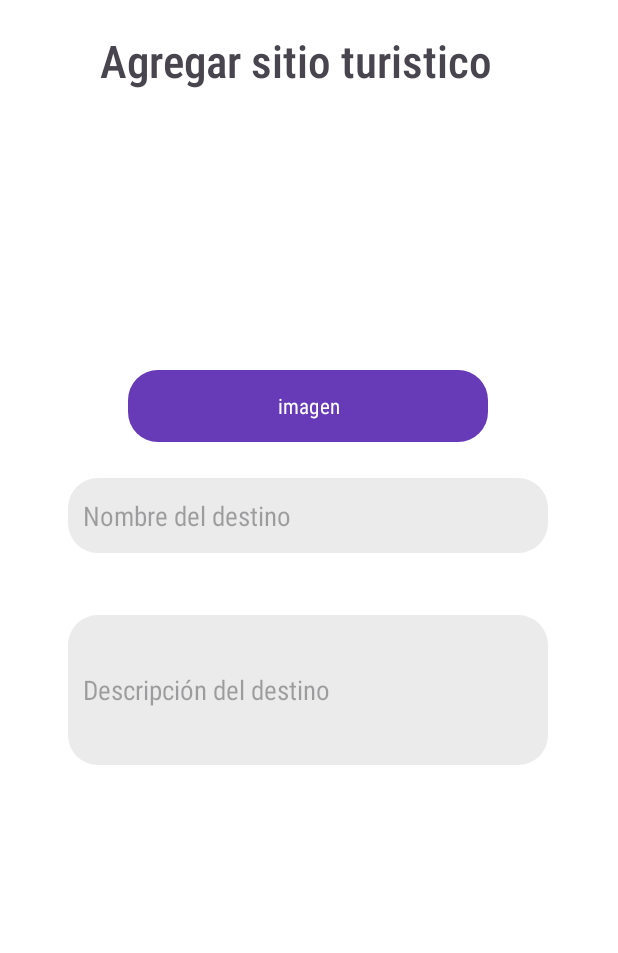
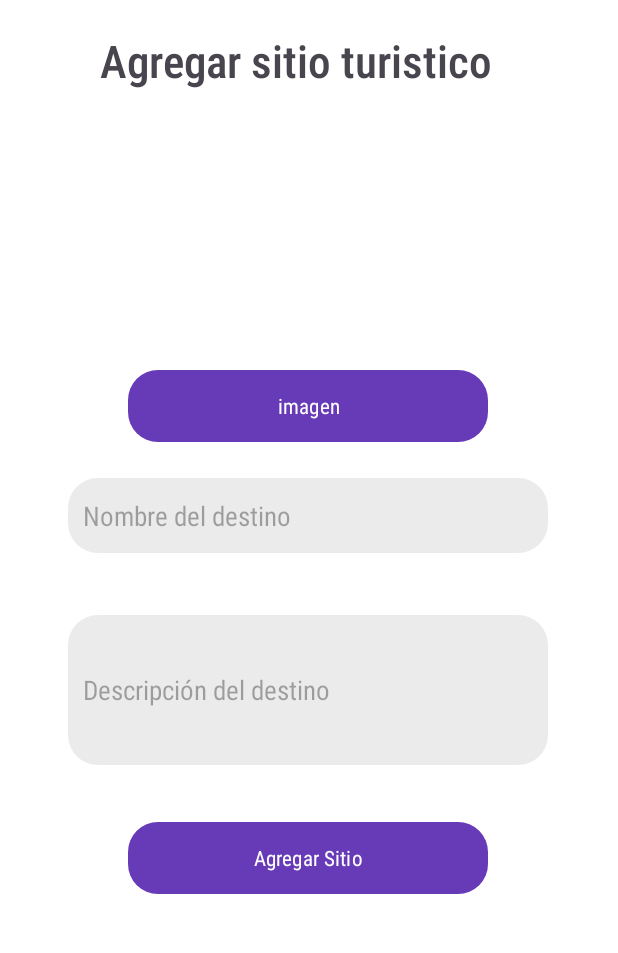
Before and after one commit to FeeerSalinas/Etapa2PDM, an Android app: the agregarSitio screen opened directly, with no data from a screen before it, on a phone screen of 412 x 824 dp, the part 278-1231 px from its top. Run offline under Robolectric (Android 15) with nearby library versions, the phone set to English and light mode, and no system bars; pictures from the network do not load.

Commit message:
Ya se pueden agregar sitios a la base de datos

```diff
--- a/app/src/main/java/com/example/pdmlugaresturisticos/agregarSitio.kt
+++ b/app/src/main/java/com/example/pdmlugaresturisticos/agregarSitio.kt
@@ -1,40 +1,80 @@
 package com.example.pdmlugaresturisticos
 
-import androidx.appcompat.app.AppCompatActivity
+import android.net.Uri
 import android.os.Bundle
 import android.util.Log
 import android.widget.Button
+import android.widget.EditText
 import android.widget.ImageView
+import android.widget.Toast
 import androidx.activity.result.PickVisualMediaRequest
 import androidx.activity.result.contract.ActivityResultContracts
+import androidx.appcompat.app.AppCompatActivity
+import com.example.pdmlugaresturisticos.helper.DataBaseHelper
+import com.example.pdmlugaresturisticos.models.DestinoTuristico
 
 class agregarSitio : AppCompatActivity() {
 
-    private val pickMedia = registerForActivityResult(ActivityResultContracts.PickVisualMedia()){ uri ->
-        if(uri != null){
+    private val pickMedia = registerForActivityResult(ActivityResultContracts.PickVisualMedia()) { uri ->
+        if (uri != null) {
             ivSitio.setImageURI(uri)
-        }
-        else{
+            selectedImageUri = uri  // Guardar URI de la imagen seleccionada
+        } else {
             Log.i("aris", "No seleccionado")
         }
     }
 
     lateinit var btnImagen: Button
+    lateinit var btnAgregarSitio: Button
     lateinit var ivSitio: ImageView
-
+    lateinit var txtNombreDestino: EditText
+    lateinit var txtDescripcionDestino: EditText
+    private var selectedImageUri: Uri? = null
 
     override fun onCreate(savedInstanceState: Bundle?) {
         super.onCreate(savedInstanceState)
         setContentView(R.layout.activity_agregar_sitio)
 
         btnImagen = findViewById(R.id.btnImagen)
+        btnAgregarSitio = findViewById(R.id.btnAgregarSitio)
         ivSitio = findViewById(R.id.ivSitio)
+        txtNombreDestino = findViewById(R.id.txtNombreDestino)
+        txtDescripcionDestino = findViewById(R.id.txtDescripcionDestino)
 
         btnImagen.setOnClickListener {
             pickMedia.launch(PickVisualMediaRequest(ActivityResultContracts.PickVisualMedia.ImageOnly))
         }
+
+        btnAgregarSitio.setOnClickListener {
+            agregarSitioTuristico()
+        }
     }
 
+    private fun agregarSitioTuristico() {
+        val nombre = txtNombreDestino.text.toString()
+        val descripcion = txtDescripcionDestino.text.toString()
+        val imagen = selectedImageUri?.toString() ?: ""
 
+        if (nombre.isNotEmpty() && descripcion.isNotEmpty() && imagen.isNotEmpty()) {
+            val destino = DestinoTuristico(nombre = nombre, descripcion = descripcion, imagen = imagen)
+            val dbHelper = DataBaseHelper(this)
+            val id = dbHelper.insertDestinoTuristico(destino)
 
+            if (id != -1L) {
+                Toast.makeText(this, "Destino Turístico agregado exitosamente", Toast.LENGTH_SHORT).show()
+                clearFields()
+            } else {
+                Toast.makeText(this, "Error al agregar Destino Turístico", Toast.LENGTH_SHORT).show()
+            }
+        } else {
+            Toast.makeText(this, "Por favor, complete todos los campos", Toast.LENGTH_SHORT).show()
+        }
+    }
+
+    private fun clearFields() {
+        txtNombreDestino.text.clear()
+        txtDescripcionDestino.text.clear()
+        ivSitio.setImageURI(null)
+        selectedImageUri = null
+    }
 }
--- a/app/src/main/java/com/example/pdmlugaresturisticos/helper/DataBaseHelper.kt
+++ b/app/src/main/java/com/example/pdmlugaresturisticos/helper/DataBaseHelper.kt
@@ -122,4 +122,7 @@ class DataBaseHelper (context: Context) : SQLiteOpenHelper(context, DATABASE_NAM
         db?.execSQL("DROP TABLE IF EXISTS $TABLE_ACTIVIDADES_NAME")
         onCreate(db)
     }
+
+
+
 }
--- a/app/src/main/res/layout/activity_agregar_sitio.xml
+++ b/app/src/main/res/layout/activity_agregar_sitio.xml
@@ -99,5 +99,19 @@
         app:layout_constraintTop_toTopOf="parent"
         app:layout_constraintVertical_bias="0.39" />
 
+    <Button
+        android:id="@+id/btnAgregarSitio"
+        android:layout_width="240dp"
+        android:layout_height="wrap_content"
+        android:background="@drawable/borde_submit"
+        android:fontFamily="sans-serif-condensed"
+        android:text="Agregar Sitio"
+        app:layout_constraintBottom_toBottomOf="parent"
+        app:layout_constraintEnd_toEndOf="parent"
+        app:layout_constraintHorizontal_bias="0.497"
+        app:layout_constraintStart_toStartOf="parent"
+        app:layout_constraintTop_toTopOf="parent"
+        app:layout_constraintVertical_bias="0.945" />
+
 
 </androidx.constraintlayout.widget.ConstraintLayout>
```
